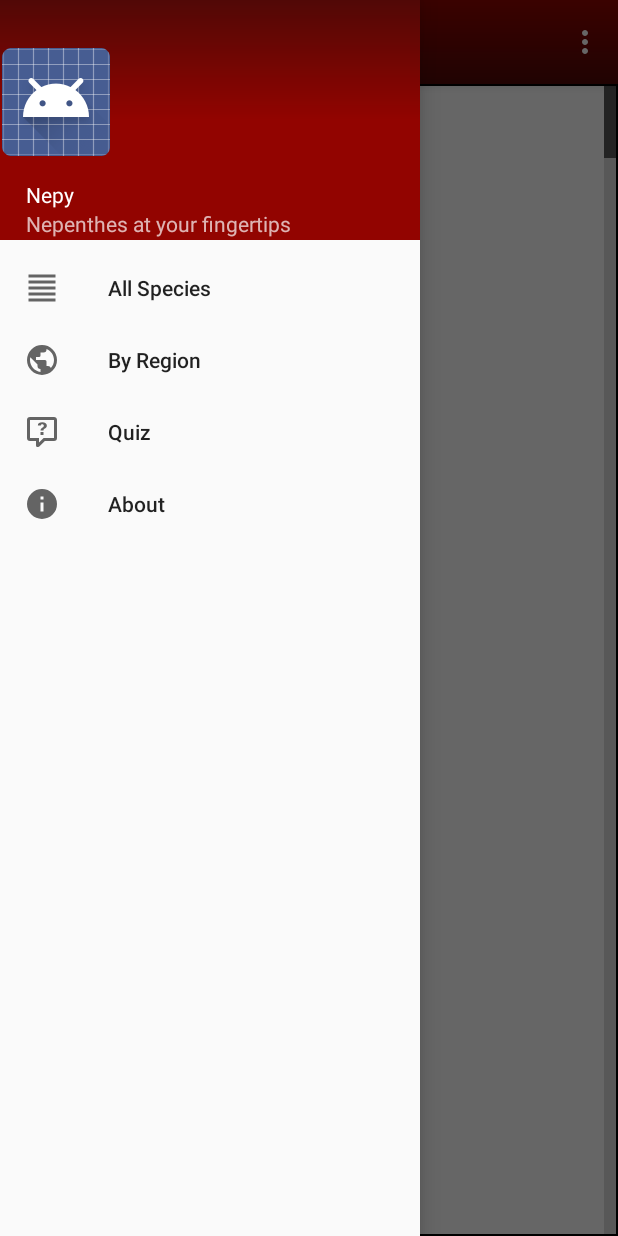
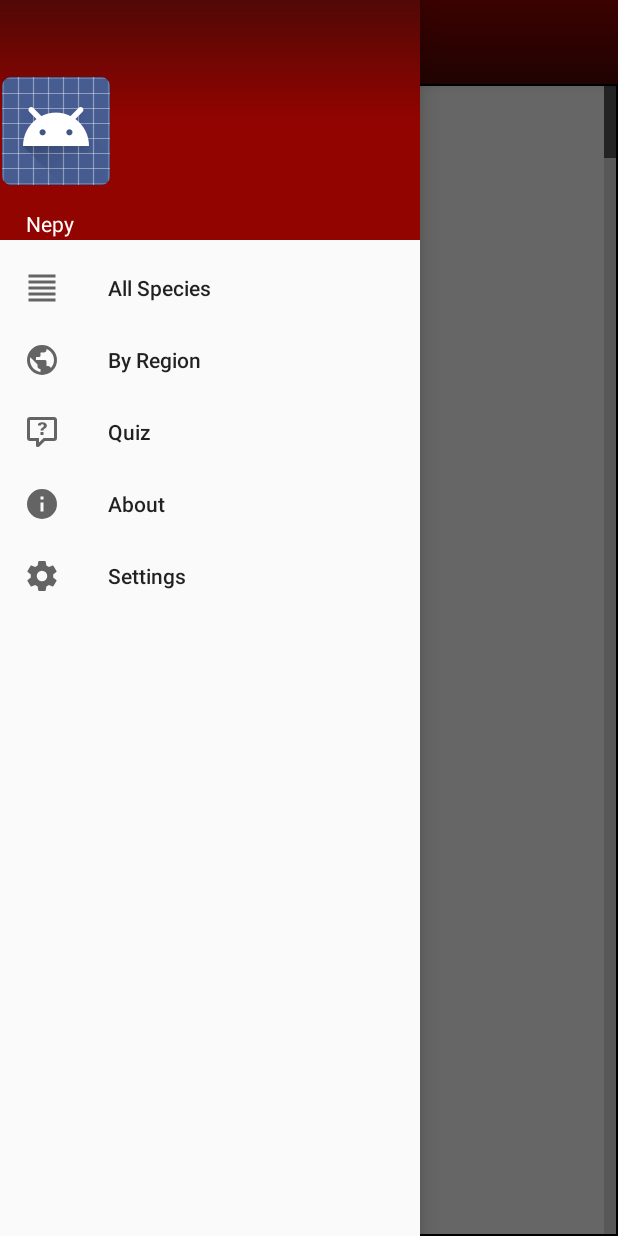
Before and after one commit to javide/nepy_android, an Android app: the screen it shows after launch (MainActivity), with the side drawer open, on a phone screen of 412 x 824 dp. Run offline under Robolectric (Android 15) with nearby library versions, the phone set to English and light mode, and no system bars.

Commit message:
adds sound switch, adds settings to the drawer menu, hides overflow menu

```diff
--- a/Nepy/app/src/main/assets/en/tx.properties
+++ b/Nepy/app/src/main/assets/en/tx.properties
@@ -5,8 +5,6 @@ nav.BY_REGION = By Region
 nav.QUIZ = Quiz
 nav.ABOUT = About
 nav.SETTINGS = Settings
-nav.LANGUAGE = Language
-nav.SOUND = Sound
 
 label.ALL_SPECIES = All Species
 label.REGIONS = Regions
@@ -32,6 +30,9 @@ quiz.SHOW_OPTIONS = Show options
 quiz.HIDE_OPTIONS = Hide options
 quiz.NEXT_CHALLENGE = Next challenge
 
+settings.QUIZ_SOUND_ON = Quiz sound On
+settings.QUIZ_SOUND_OFF = Quiz sound Off
+
 credits.APP = Android App
 credits.VERSION = Version
 credits.REDFERN_URL = http://www.redfernnaturalhistory.com
--- a/Nepy/app/src/main/java/com/davidebaj/nepy/Resources.java
+++ b/Nepy/app/src/main/java/com/davidebaj/nepy/Resources.java
@@ -48,6 +48,12 @@ public class Resources {
         loadProperties();
     }
 
+    /**
+     * Singleton
+     * @param aContext - app context
+     * @param languageCodeStr - iso3166 country code
+     * @return - a Resources obj
+     */
     public static Resources getResources(Context aContext, String languageCodeStr) {
 
         Log.d(TAG, "Creating object");
--- /dev/null
+++ b/Nepy/app/src/main/res/drawable-v21/ic_menu_settings.xml
@@ -0,0 +1,7 @@
+<vector xmlns:android="http://schemas.android.com/apk/res/android"
+    android:height="24dp"
+    android:width="24dp"
+    android:viewportWidth="24"
+    android:viewportHeight="24">
+    <path android:fillColor="#000" android:pathData="M12,15.5A3.5,3.5 0 0,1 8.5,12A3.5,3.5 0 0,1 12,8.5A3.5,3.5 0 0,1 15.5,12A3.5,3.5 0 0,1 12,15.5M19.43,12.97C19.47,12.65 19.5,12.33 19.5,12C19.5,11.67 19.47,11.34 19.43,11L21.54,9.37C21.73,9.22 21.78,8.95 21.66,8.73L19.66,5.27C19.54,5.05 19.27,4.96 19.05,5.05L16.56,6.05C16.04,5.66 15.5,5.32 14.87,5.07L14.5,2.42C14.46,2.18 14.25,2 14,2H10C9.75,2 9.54,2.18 9.5,2.42L9.13,5.07C8.5,5.32 7.96,5.66 7.44,6.05L4.95,5.05C4.73,4.96 4.46,5.05 4.34,5.27L2.34,8.73C2.21,8.95 2.27,9.22 2.46,9.37L4.57,11C4.53,11.34 4.5,11.67 4.5,12C4.5,12.33 4.53,12.65 4.57,12.97L2.46,14.63C2.27,14.78 2.21,15.05 2.34,15.27L4.34,18.73C4.46,18.95 4.73,19.03 4.95,18.95L7.44,17.94C7.96,18.34 8.5,18.68 9.13,18.93L9.5,21.58C9.54,21.82 9.75,22 10,22H14C14.25,22 14.46,21.82 14.5,21.58L14.87,18.93C15.5,18.67 16.04,18.34 16.56,17.94L19.05,18.95C19.27,19.03 19.54,18.95 19.66,18.73L21.66,15.27C21.78,15.05 21.73,14.78 21.54,14.63L19.43,12.97Z" />
+</vector>
--- a/Nepy/app/src/main/res/layout/nav_header_main.xml
+++ b/Nepy/app/src/main/res/layout/nav_header_main.xml
@@ -23,14 +23,7 @@
         android:layout_height="wrap_content"
         android:paddingTop="@dimen/nav_header_vertical_spacing"
         android:paddingLeft="@dimen/nav_header_vertical_spacing"
-        android:text="Nepy"
+        android:text="@string/app_name"
         android:textAppearance="@style/TextAppearance.AppCompat.Body1" />
 
-    <TextView
-        android:id="@+id/textView"
-        android:layout_width="wrap_content"
-        android:layout_height="wrap_content"
-        android:paddingLeft="@dimen/nav_header_vertical_spacing"
-        android:text="Nepenthes at your fingertips" />
-
 </LinearLayout>
--- a/Nepy/app/src/main/res/layout/sound.xml
+++ b/Nepy/app/src/main/res/layout/settings.xml
@@ -12,6 +12,6 @@
             android:layout_marginRight="20dp"
             android:layout_width="wrap_content"
             android:layout_height="wrap_content"
-            android:text="@string/sound_option"/>
+            android:text=""/>
 
 </RelativeLayout>
--- a/Nepy/app/src/main/res/menu/activity_main_drawer.xml
+++ b/Nepy/app/src/main/res/menu/activity_main_drawer.xml
@@ -18,6 +18,10 @@
             android:id="@+id/nav_about"
             android:icon="@drawable/ic_menu_about"
             android:title="" />
+        <item
+            android:id="@+id/nav_settings"
+            android:icon="@drawable/ic_menu_settings"
+            android:title="" />
     </group>
 
     <!--
--- a/Nepy/app/src/main/res/menu/main.xml
+++ b/Nepy/app/src/main/res/menu/main.xml
@@ -1,17 +1,14 @@
 <?xml version="1.0" encoding="utf-8"?>
 <menu xmlns:android="http://schemas.android.com/apk/res/android"
-    xmlns:app="http://schemas.android.com/apk/res-auto">
+    android:id="@+id/overflow_menu">
 
-    <!--
-    <item
-        android:id="@+id/action_language"
+  <!--
+  Overflow menu only
+  <item
+        android:id="@+id/action_settings"
         android:orderInCategory="100"
-        android:title="@string/action_language"
+        android:title="@string/action_settings"
         app:showAsAction="never" />
-    -->
-    <item
-        android:id="@+id/action_sound"
-        android:orderInCategory="100"
-        android:title="@string/action_sound"
-        app:showAsAction="never" />
+
+        -->
 </menu>
--- a/Nepy/app/src/main/res/values/drawables.xml
+++ b/Nepy/app/src/main/res/values/drawables.xml
@@ -7,5 +7,5 @@
     <item name="ic_menu_about" type="drawable">@android:drawable/ic_menu_info_details</item>
 
     <item name="ic_menu_share" type="drawable">@android:drawable/ic_menu_share</item>
-    <item name="ic_menu_send" type="drawable">@android:drawable/ic_menu_send</item>
+    <item name="ic_menu_settings" type="drawable">@android:drawable/ic_menu_preferences</item>
 </resources>
--- a/Nepy/app/src/main/res/values/strings.xml
+++ b/Nepy/app/src/main/res/values/strings.xml
@@ -2,8 +2,6 @@
     <string name="app_name">Nepy</string>
     <string name="navigation_drawer_open">Open navigation drawer</string>
     <string name="navigation_drawer_close">Close navigation drawer</string>
-    <string name="action_language">Language</string>
-    <string name="action_sound">Sound</string>
     <string name="plant_photo">Plant photo</string>
-    <string name="sound_option">Quiz Sound</string>
+    <string name="action_settings">Settings</string>
 </resources>
```
Also changed, not shown: Nepy/app/src/main/java/com/davidebaj/nepy/MainActivity.java (+8 -31 lines), Nepy/app/src/main/java/com/davidebaj/nepy/Settings.java (added, +65 -0 lines), Nepy/app/src/main/java/com/davidebaj/nepy/fragments/SettingsFragment.java (renamed from Nepy/app/src/main/java/com/davidebaj/nepy/fragments/SoundFragment.java, +25 -27 lines).
